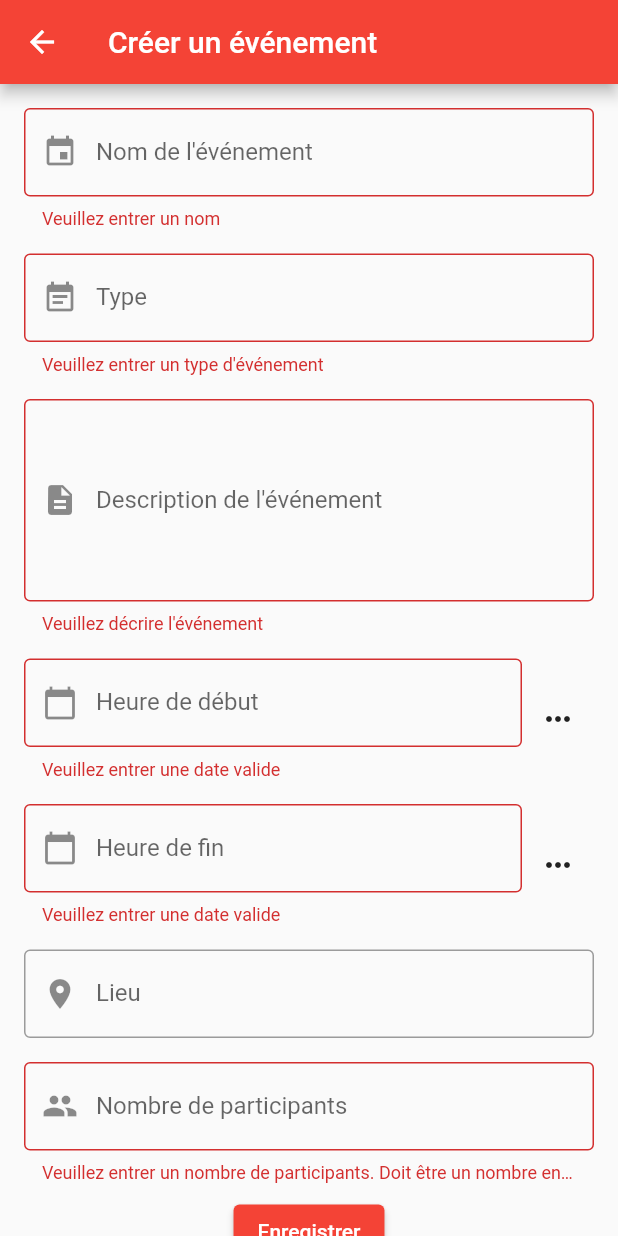
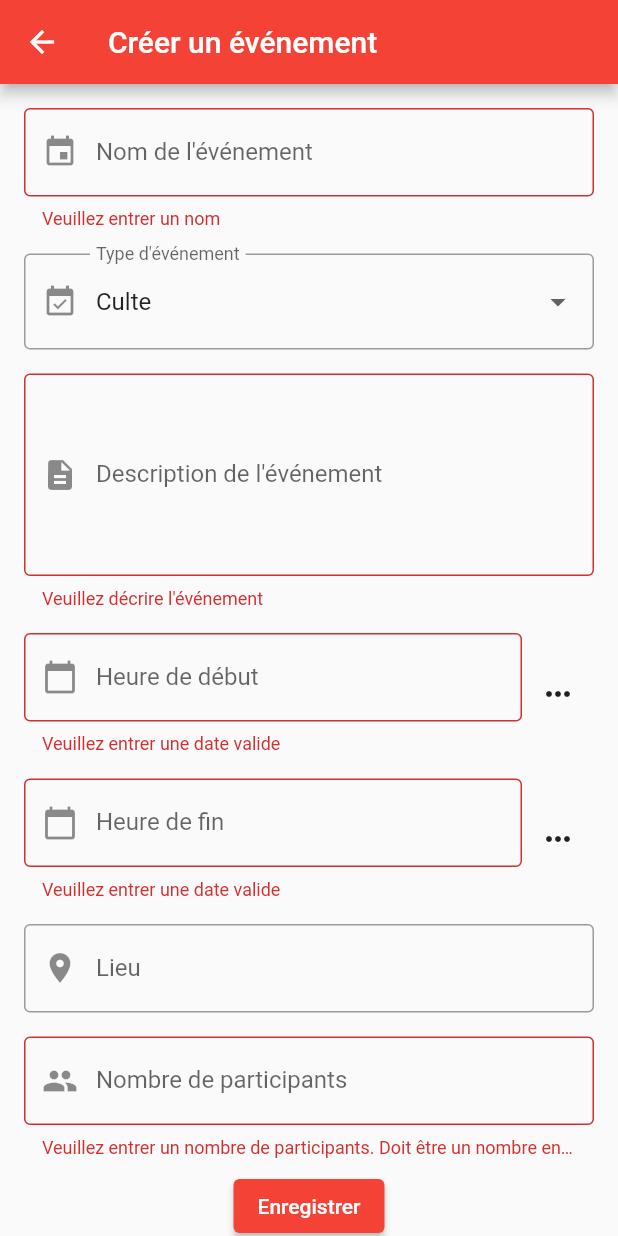
Before and after one commit to regi-gouale/event_checkin, a Flutter app: the AddEventScreen screen opened directly, after a tap on "Enregistrer", on a phone screen of 412 x 824 dp. Run offline on Flutter 3.47's test engine with Material 2 defaults, Android fonts, the phone set to English and light mode, and no system bars; our stand-ins replace cloud_firestore, firebase_auth, firebase_core; missing offline and left inert: qr_code_scanner; accounts and stored records are empty; generated files the repository leaves out were written again.

Commit message:
Formulaire création d'event Modification du champ Type d'event

```diff
--- a/lib/ui/components/edit_event_form.dart
+++ b/lib/ui/components/edit_event_form.dart
@@ -27,6 +27,8 @@ class _EditEventFormState extends State<EditEventForm> {
   final TextEditingController _locationController = TextEditingController();
   final TextEditingController _nbAttendeesController = TextEditingController();
 
+  String _eventType = 'Culte';
+
   @override
   void initState() {
     if (widget.initialValues.isNotEmpty) {
@@ -40,6 +42,7 @@ class _EditEventFormState extends State<EditEventForm> {
       _locationController.text = widget.initialValues['location'];
       _nbAttendeesController.text = widget.initialValues['nbAttendees'];
     }
+
     super.initState();
   }
 
@@ -99,18 +102,32 @@ class _EditEventFormState extends State<EditEventForm> {
         ),
         Padding(
           padding: const EdgeInsets.all(8.0),
-          child: TextFormField(
-            controller: _typeController,
+          child: DropdownButtonFormField(
+            value: _eventType,
             decoration: const InputDecoration(
-              labelText: 'Type',
+              labelText: 'Type d\'événement',
               border: OutlineInputBorder(),
-              prefixIcon: Icon(Icons.event_note),
+              prefixIcon: Icon(Icons.event_available),
             ),
-            validator: (String? value) {
-              if (value!.isEmpty) {
-                return 'Veuillez entrer un type d\'événement';
-              }
-              return null;
+            items: <String>[
+              'Culte',
+              'Atmosphère De Gloire',
+              'Mariage',
+              'Conférence',
+              'Séminaire',
+              'Atelier',
+              'Réunion',
+              'Autre',
+            ].map<DropdownMenuItem<String>>((String value) {
+              return DropdownMenuItem<String>(
+                value: value,
+                child: Text(value),
+              );
+            }).toList(),
+            onChanged: (String? value) {
+              setState(() {
+                _eventType = value!;
+              });
             },
           ),
         ),
@@ -157,6 +174,7 @@ class _EditEventFormState extends State<EditEventForm> {
         Padding(
           padding: const EdgeInsets.all(8.0),
           child: TextFormField(
+            keyboardType: TextInputType.number,
             controller: _nbAttendeesController,
             decoration: const InputDecoration(
               labelText: 'Nombre de participants',
```
